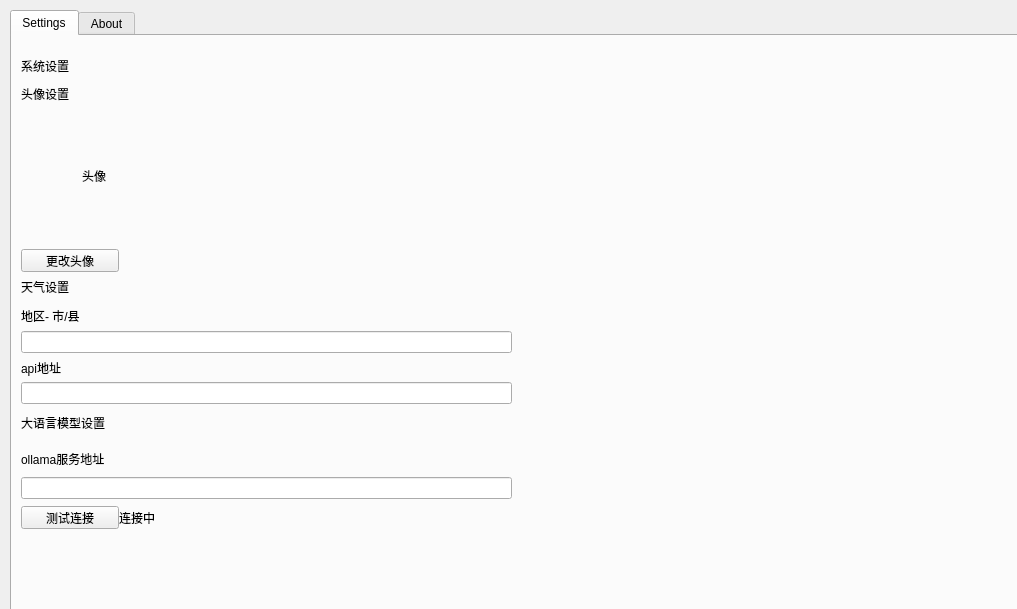
Qt form src/settings.ui (vmomenv/MOMODeskMind) before a commit.
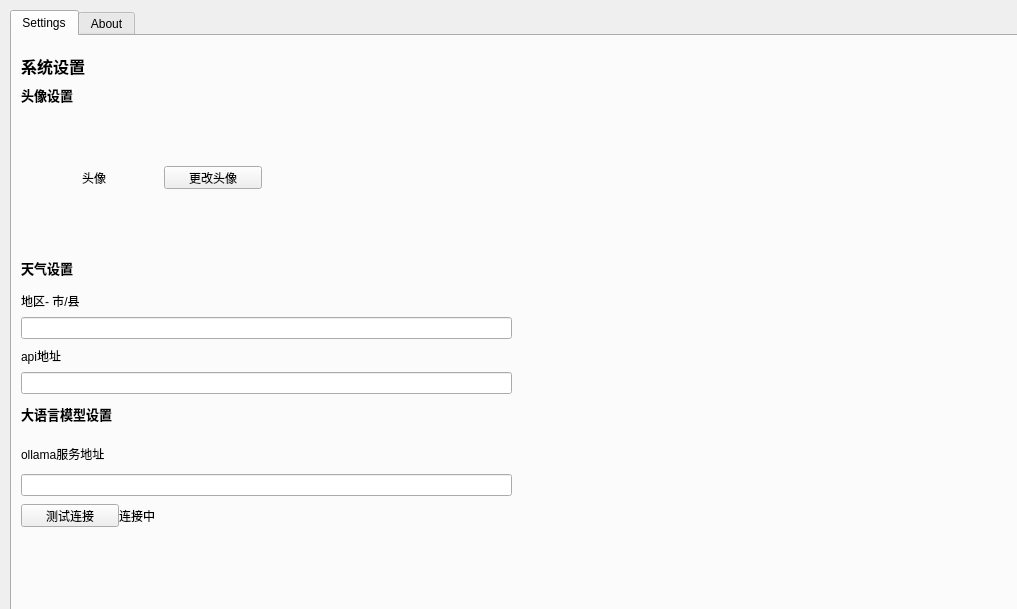
The same form after that commit.

Commit message: 更改设置界面样式

What changed in the file:
```diff
--- a/src/settings.ui
+++ b/src/settings.ui
@@ -40,10 +40,16 @@
          <rect>
           <x>0</x>
           <y>10</y>
-          <width>61</width>
+          <width>111</width>
           <height>21</height>
          </rect>
         </property>
+        <property name="font">
+         <font>
+          <pointsize>12</pointsize>
+          <bold>true</bold>
+         </font>
+        </property>
         <property name="text">
          <string>系统设置</string>
         </property>
@@ -93,6 +99,12 @@
             </property>
             <item>
              <widget class="QLabel" name="label_5">
+              <property name="font">
+               <font>
+                <pointsize>10</pointsize>
+                <bold>true</bold>
+               </font>
+              </property>
               <property name="text">
                <string>头像设置</string>
               </property>
@@ -123,6 +135,28 @@
                  </property>
                 </widget>
                </item>
+               <item>
+                <widget class="QPushButton" name="changeAvatarButton">
+                 <property name="minimumSize">
+                  <size>
+                   <width>98</width>
+                   <height>23</height>
+                  </size>
+                 </property>
+                 <property name="maximumSize">
+                  <size>
+                   <width>98</width>
+                   <height>23</height>
+                  </size>
+                 </property>
+                 <property name="layoutDirection">
+                  <enum>Qt::LayoutDirection::LeftToRight</enum>
+                 </property>
+                 <property name="text">
+                  <string>更改头像</string>
+                 </property>
+                </widget>
+               </item>
                <item>
                 <spacer name="horizontalSpacer">
                  <property name="orientation">
@@ -130,7 +164,7 @@
                  </property>
                  <property name="sizeHint" stdset="0">
                   <size>
-                   <width>336</width>
+                   <width>40</width>
                    <height>20</height>
                   </size>
                  </property>
@@ -139,28 +173,6 @@
               </layout>
              </widget>
             </item>
-            <item>
-             <widget class="QPushButton" name="changeAvatarButton">
-              <property name="minimumSize">
-               <size>
-                <width>98</width>
-                <height>23</height>
-               </size>
-              </property>
-              <property name="maximumSize">
-               <size>
-                <width>98</width>
-                <height>23</height>
-               </size>
-              </property>
-              <property name="layoutDirection">
-               <enum>Qt::LayoutDirection::LeftToRight</enum>
-              </property>
-              <property name="text">
-               <string>更改头像</string>
-              </property>
-             </widget>
-            </item>
            </layout>
           </widget>
          </item>
@@ -184,6 +196,12 @@
             </property>
             <item>
              <widget class="QLabel" name="label_9">
+              <property name="font">
+               <font>
+                <pointsize>10</pointsize>
+                <bold>true</bold>
+               </font>
+              </property>
               <property name="text">
                <string>天气设置</string>
               </property>
@@ -250,6 +268,12 @@
                </property>
                <item>
                 <widget class="QLabel" name="label_6">
+                 <property name="font">
+                  <font>
+                   <pointsize>10</pointsize>
+                   <bold>true</bold>
+                  </font>
+                 </property>
                  <property name="text">
                   <string>大语言模型设置</string>
                  </property>
```
